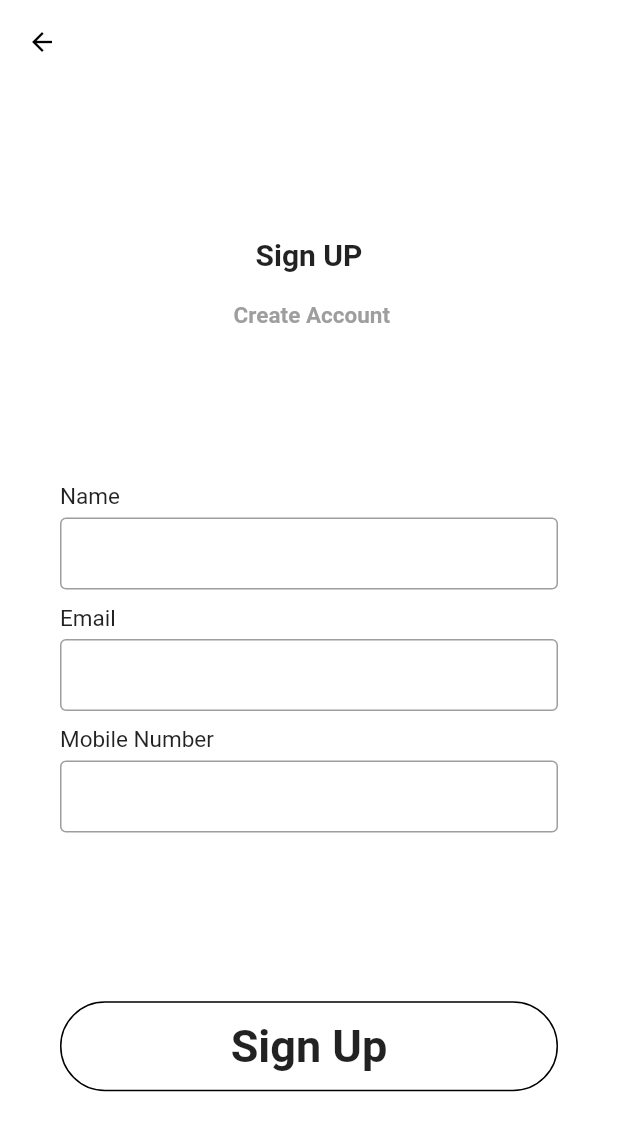
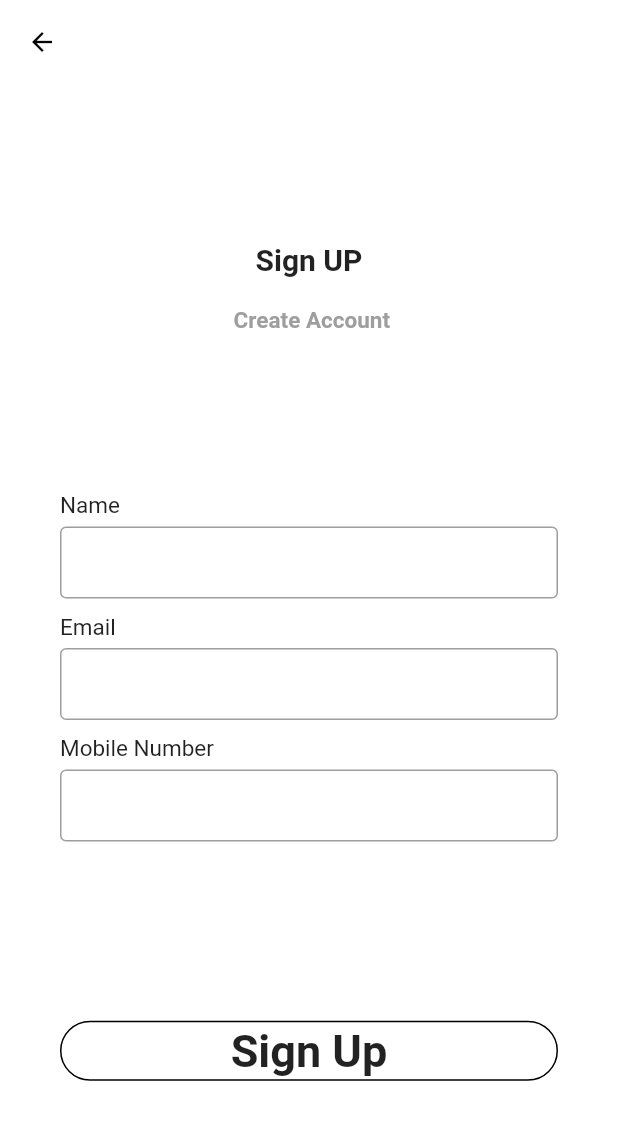
Before and after one commit to Januyan17/firstapp, a Flutter app: the screen it shows after launch, after a tap on "Next", on a phone screen of 412 x 824 dp. Shown: the top 1131 px of the screen. Run offline on Flutter 3.47's test engine with Material 2 defaults, Android fonts, the phone set to English and light mode, and no system bars.

```diff
--- a/lib/main.dart
+++ b/lib/main.dart
@@ -61,7 +61,7 @@ class HomePage extends StatelessWidget {
                 children: <Widget>[
                   MaterialButton(
                     minWidth: double.infinity,
-                    height: 60,
+                    height: 40,
                     onPressed: () {
                       Navigator.push(
                           context,
--- a/lib/signup.dart
+++ b/lib/signup.dart
@@ -58,7 +58,7 @@ class SignupPage extends StatelessWidget {
                 children: <Widget>[
                   MaterialButton(
                     minWidth: double.infinity,
-                    height: 60,
+                    height: 40,
                     onPressed: () {
                       Navigator.push(
                           context,
```
